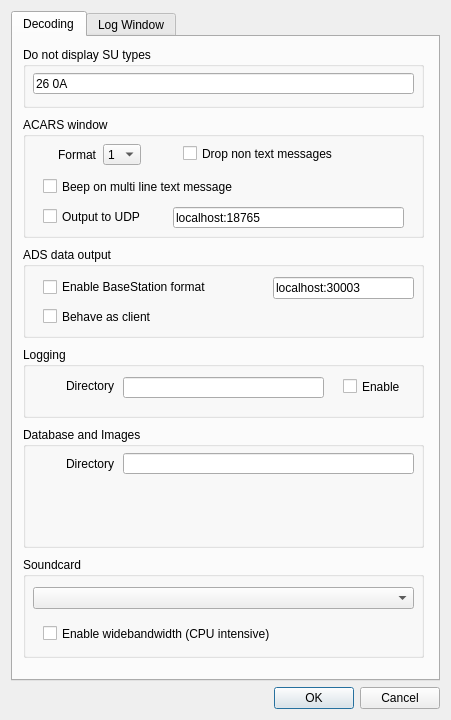
This is JAERO/gui_classes/settingsdialog.ui in jontio/JAERO as Qt 5 draws it before an edit. The edited form follows.
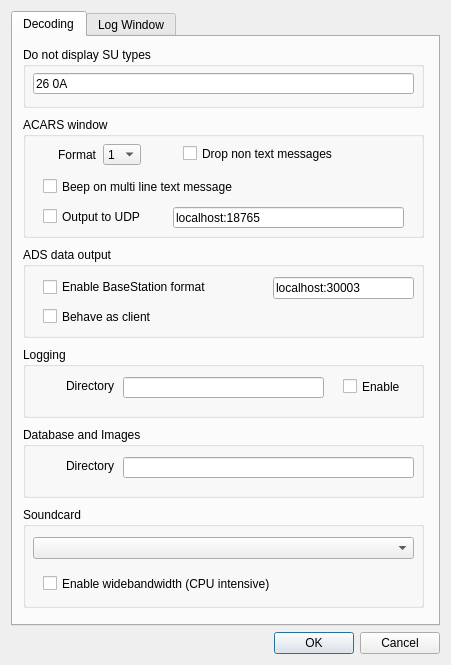
This is the edited form.

Commit message: settings ui tidy

The edit to the form file:
```diff
--- a/JAERO/gui_classes/settingsdialog.ui
+++ b/JAERO/gui_classes/settingsdialog.ui
@@ -7,7 +7,7 @@
     <x>0</x>
     <y>0</y>
     <width>451</width>
-    <height>720</height>
+    <height>665</height>
    </rect>
   </property>
   <property name="sizePolicy">
@@ -19,13 +19,13 @@
   <property name="minimumSize">
    <size>
     <width>451</width>
-    <height>720</height>
+    <height>665</height>
    </size>
   </property>
   <property name="maximumSize">
    <size>
     <width>451</width>
-    <height>720</height>
+    <height>665</height>
    </size>
   </property>
   <property name="windowTitle">
@@ -206,7 +206,7 @@
        <property name="geometry">
         <rect>
          <x>10</x>
-         <y>520</y>
+         <y>470</y>
          <width>401</width>
          <height>101</height>
         </rect>
@@ -308,7 +308,7 @@
          <x>10</x>
          <y>390</y>
          <width>401</width>
-         <height>121</height>
+         <height>71</height>
         </rect>
        </property>
        <property name="title">
@@ -318,7 +318,7 @@
         <property name="geometry">
          <rect>
           <x>100</x>
-          <y>26</y>
+          <y>30</y>
           <width>291</width>
           <height>21</height>
          </rect>
@@ -331,7 +331,7 @@
         <property name="geometry">
          <rect>
           <x>10</x>
-          <y>24</y>
+          <y>26</y>
           <width>81</width>
           <height>25</height>
          </rect>
@@ -447,12 +447,18 @@
    </item>
    <item>
     <widget class="QDialogButtonBox" name="buttonBox">
+     <property name="layoutDirection">
+      <enum>Qt::LeftToRight</enum>
+     </property>
      <property name="orientation">
       <enum>Qt::Horizontal</enum>
      </property>
      <property name="standardButtons">
       <set>QDialogButtonBox::Cancel|QDialogButtonBox::Ok</set>
      </property>
+     <property name="centerButtons">
+      <bool>false</bool>
+     </property>
     </widget>
    </item>
   </layout>
```
Left out of the diff: 2 changed lines with no effect on the pictures.
